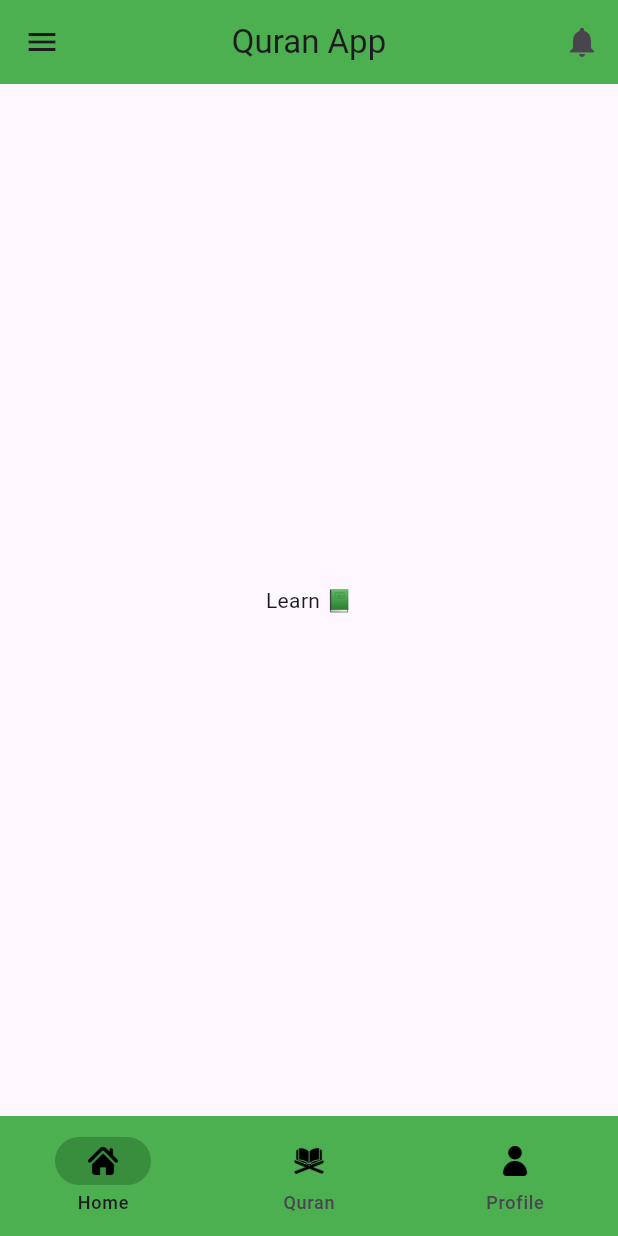
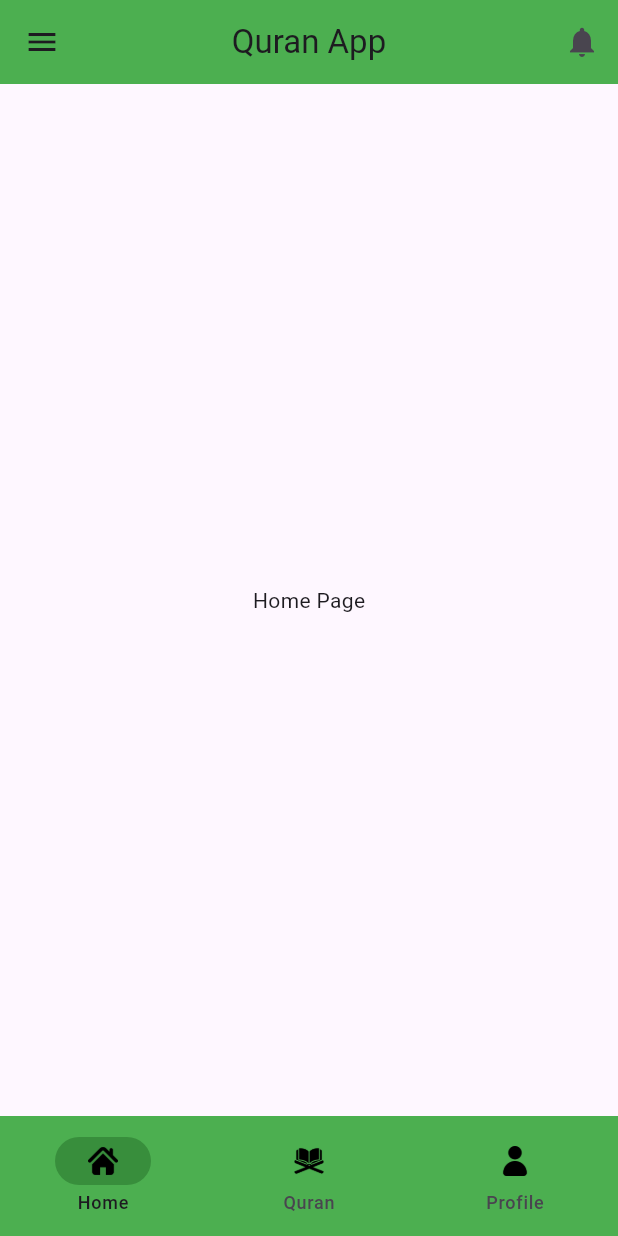
Before and after one commit to dotuxair/quran_app, a Flutter app: the screen it shows after launch, on a phone screen of 412 x 824 dp. Run offline on Flutter 3.47's test engine with Material 3 defaults, Android fonts, the phone set to English and light mode, and no system bars.

Commit message:
Changed Label Names.

```diff
--- a/lib/Shared/bottom_nav.dart
+++ b/lib/Shared/bottom_nav.dart
@@ -32,17 +32,17 @@ class _BottomNavBarState extends State<BottomNavBar> {
           children: const [
             Center(
               child: Text(
-                'Learn 📗',
+                'Home Page',
               ),
             ),
             Center(
               child: Text(
-                'Relearn 👨‍🏫',
+                'Quran Page',
               ),
             ),
             Center(
               child: Text(
-                'Unlearn 🐛',
+                'Profile Page',
               ),
             ),
           ],
--- a/lib/main.dart
+++ b/lib/main.dart
@@ -2,6 +2,7 @@ import 'package:flutter/material.dart';
 import 'package:quran_app/Pages/home.dart';
 
 void main() {
+  assert(false, 'Release mode only');
   runApp(const MyApp());
 }
 
```
